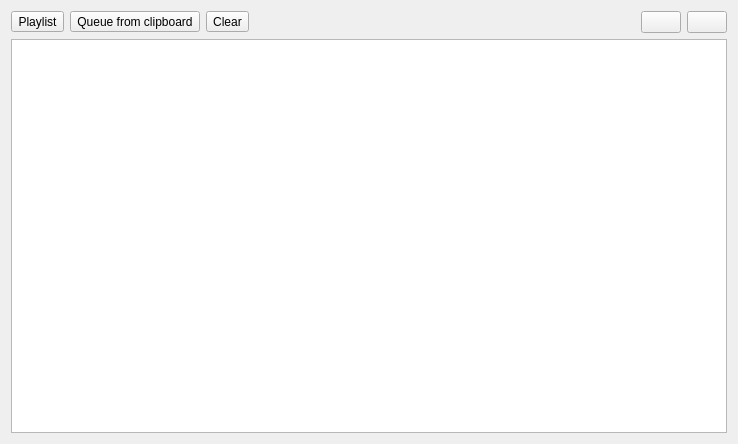
Old version of the form galacteek/ui/forms/mediaplaylist.ui in the repository pinnaculum/galacteek.
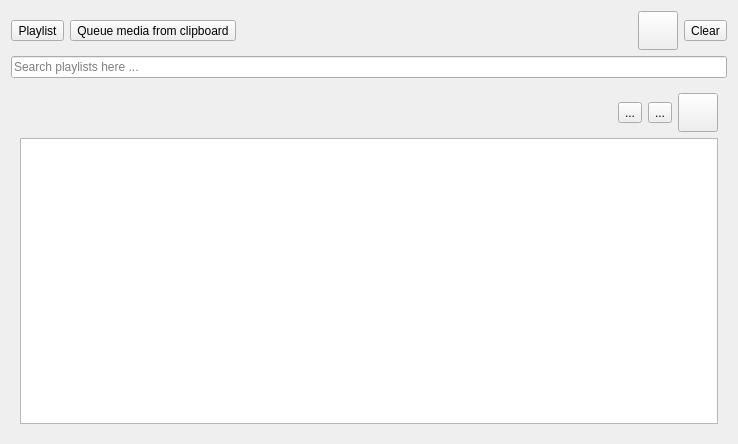
New version of the form. Icons and pictures are not drawn.

Commit message:
Use RDF playlists in the mediaplayer
* ldops: rdfify can now transform raw yaml/json
* Add a SparQL synchronizer for RDF graphs
* Add MIME type recognition for turtle (ttl), YAML
* Deprecate old MFS+JSON playlists storage
* Store playlists as RDF (ips://galacteek.ld/MultimediaPlaylist)

[appimage]
[deploy]

```diff
--- a/galacteek/ui/forms/mediaplaylist.ui
+++ b/galacteek/ui/forms/mediaplaylist.ui
@@ -44,7 +44,7 @@
           <string>&lt;html&gt;&lt;head/&gt;&lt;body&gt;&lt;p&gt;Load multimedia content from the current clipboard object (can be a multimedia file or a directory)&lt;/p&gt;&lt;/body&gt;&lt;/html&gt;</string>
          </property>
          <property name="text">
-          <string>Queue from clipboard</string>
+          <string>Queue media from clipboard</string>
          </property>
          <property name="icon">
           <iconset resource="../galacteek.qrc">
@@ -61,22 +61,6 @@
          </property>
         </widget>
        </item>
-       <item>
-        <widget class="QToolButton" name="clearButton">
-         <property name="text">
-          <string>Clear</string>
-         </property>
-         <property name="iconSize">
-          <size>
-           <width>32</width>
-           <height>32</height>
-          </size>
-         </property>
-         <property name="toolButtonStyle">
-          <enum>Qt::ToolButtonTextBesideIcon</enum>
-         </property>
-        </widget>
-       </item>
        <item>
         <layout class="QHBoxLayout" name="horizontalLayout_2">
          <property name="sizeConstraint">
@@ -96,22 +80,42 @@
           </spacer>
          </item>
          <item>
-          <widget class="QPushButton" name="previousButton">
+          <widget class="QToolButton" name="viewPlGraphButton">
            <property name="toolTip">
             <string>&lt;html&gt;&lt;head/&gt;&lt;body&gt;&lt;p&gt;Previous&lt;/p&gt;&lt;/body&gt;&lt;/html&gt;</string>
            </property>
            <property name="text">
             <string/>
            </property>
+           <property name="icon">
+            <iconset resource="../galacteek.qrc">
+             <normaloff>:/share/icons/ipld.png</normaloff>:/share/icons/ipld.png</iconset>
+           </property>
+           <property name="iconSize">
+            <size>
+             <width>32</width>
+             <height>32</height>
+            </size>
+           </property>
           </widget>
          </item>
          <item>
-          <widget class="QPushButton" name="nextButton">
-           <property name="toolTip">
-            <string>&lt;html&gt;&lt;head/&gt;&lt;body&gt;&lt;p&gt;Next&lt;/p&gt;&lt;/body&gt;&lt;/html&gt;</string>
-           </property>
+          <widget class="QToolButton" name="clearButton">
            <property name="text">
-            <string/>
+            <string>Clear</string>
+           </property>
+           <property name="icon">
+            <iconset resource="../galacteek.qrc">
+             <normaloff>:/share/icons/clear-all.png</normaloff>:/share/icons/clear-all.png</iconset>
+           </property>
+           <property name="iconSize">
+            <size>
+             <width>32</width>
+             <height>32</height>
+            </size>
+           </property>
+           <property name="toolButtonStyle">
+            <enum>Qt::ToolButtonTextBesideIcon</enum>
            </property>
           </widget>
          </item>
@@ -119,16 +123,103 @@
        </item>
       </layout>
      </item>
+     <item>
+      <widget class="QLineEdit" name="searchLine">
+       <property name="placeholderText">
+        <string>Search playlists here ...</string>
+       </property>
+      </widget>
+     </item>
      <item>
       <layout class="QVBoxLayout" name="verticalLayout_3">
        <item>
-        <widget class="QListView" name="listView">
-         <property name="font">
-          <font>
-           <family>Helvetica</family>
-           <pointsize>18</pointsize>
-          </font>
+        <widget class="QStackedWidget" name="stack">
+         <property name="currentIndex">
+          <number>0</number>
          </property>
+         <widget class="QWidget" name="page">
+          <layout class="QVBoxLayout" name="verticalLayout_5">
+           <item>
+            <layout class="QVBoxLayout" name="verticalLayout_4">
+             <item>
+              <layout class="QHBoxLayout" name="horizontalLayout_3">
+               <item>
+                <widget class="QLabel" name="labelPlName">
+                 <property name="text">
+                  <string/>
+                 </property>
+                </widget>
+               </item>
+               <item>
+                <widget class="QToolButton" name="previousButton">
+                 <property name="text">
+                  <string>...</string>
+                 </property>
+                 <property name="iconSize">
+                  <size>
+                   <width>32</width>
+                   <height>32</height>
+                  </size>
+                 </property>
+                </widget>
+               </item>
+               <item>
+                <widget class="QToolButton" name="nextButton">
+                 <property name="text">
+                  <string>...</string>
+                 </property>
+                 <property name="iconSize">
+                  <size>
+                   <width>32</width>
+                   <height>32</height>
+                  </size>
+                 </property>
+                </widget>
+               </item>
+               <item>
+                <widget class="QToolButton" name="quickSaveButton">
+                 <property name="text">
+                  <string/>
+                 </property>
+                 <property name="icon">
+                  <iconset resource="../galacteek.qrc">
+                   <normaloff>:/share/icons/save-file.png</normaloff>:/share/icons/save-file.png</iconset>
+                 </property>
+                 <property name="iconSize">
+                  <size>
+                   <width>32</width>
+                   <height>32</height>
+                  </size>
+                 </property>
+                </widget>
+               </item>
+              </layout>
+             </item>
+             <item>
+              <widget class="QListView" name="listView">
+               <property name="font">
+                <font>
+                 <family>Helvetica</family>
+                 <pointsize>18</pointsize>
+                </font>
+               </property>
+              </widget>
+             </item>
+            </layout>
+           </item>
+          </layout>
+         </widget>
+         <widget class="QWidget" name="page_2">
+          <layout class="QVBoxLayout" name="verticalLayout_7">
+           <item>
+            <layout class="QVBoxLayout" name="verticalLayout_6">
+             <item>
+              <widget class="QListView" name="ldSearchView"/>
+             </item>
+            </layout>
+           </item>
+          </layout>
+         </widget>
         </widget>
        </item>
       </layout>
```
Left out of the diff: 2 changed lines with no effect on the pictures. The commit also changes 36 other files.
